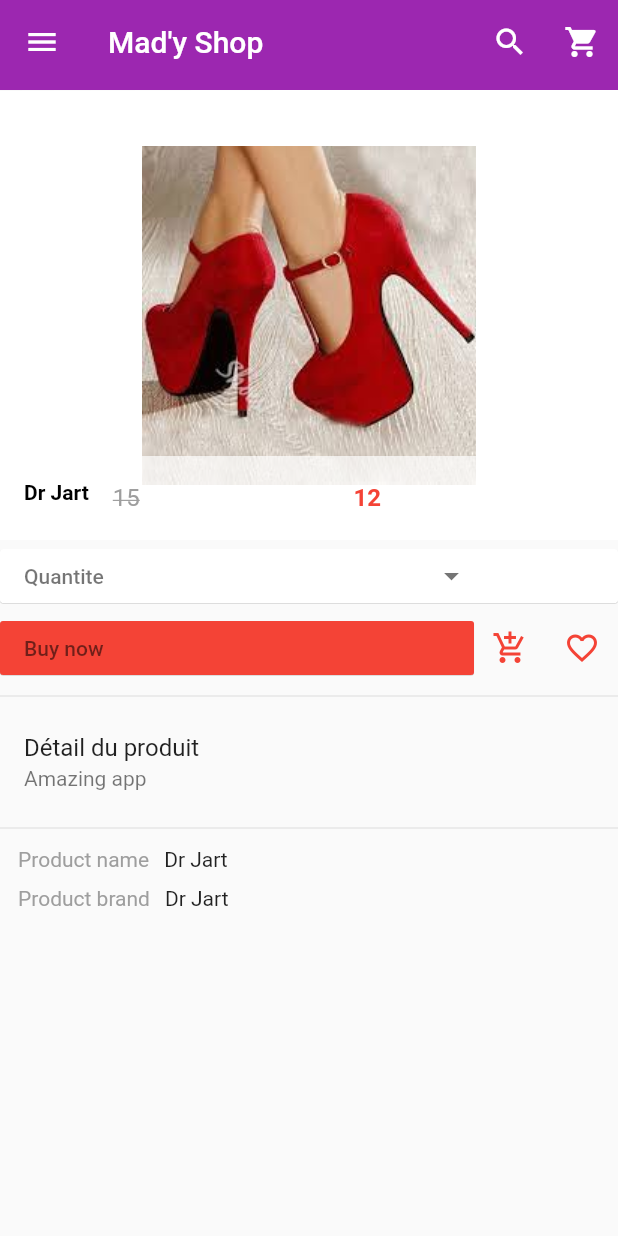
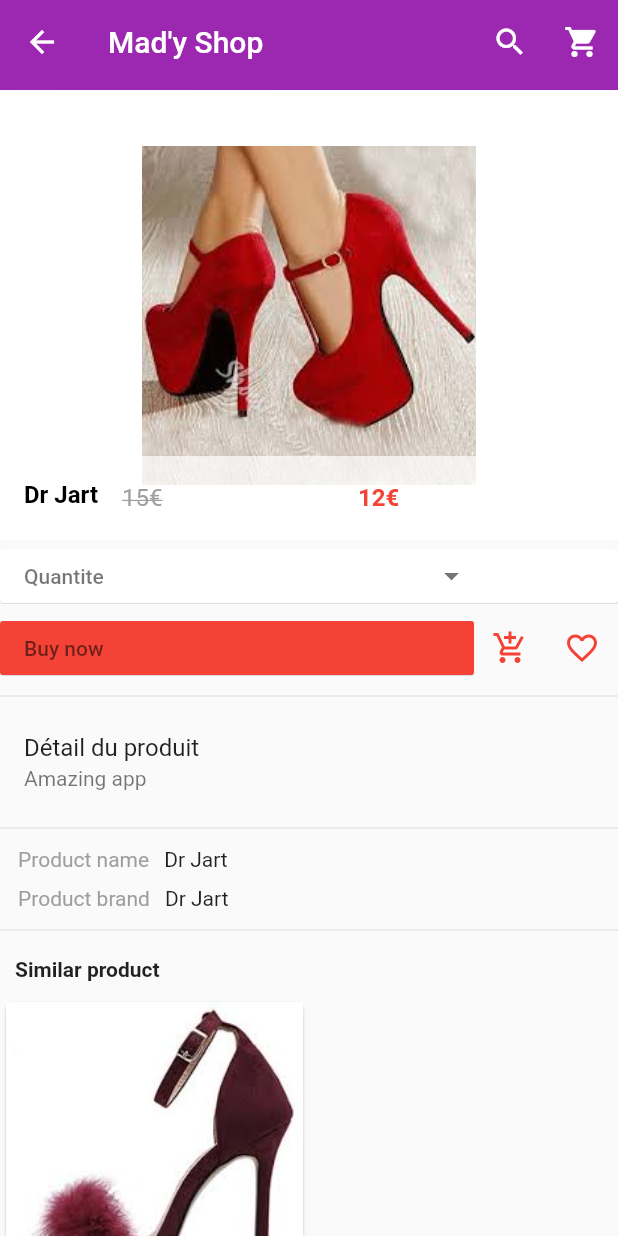
Before and after one commit to tchenio/ecommerce, a Flutter app: the screen it shows after launch, after a tap on "Dr Jart", on a phone screen of 412 x 824 dp. Run offline on Flutter 3.47's test engine with Material 2 defaults, Android fonts, the phone set to English and light mode, and no system bars; our stand-ins replace carousel_pro.

Commit message:
Similar product and appBar modify on product detail

```diff
--- a/lib/components/carousel_widget.dart
+++ b/lib/components/carousel_widget.dart
@@ -18,6 +18,9 @@ class CarouselWidget extends StatelessWidget {
           AssetImage('images/w3.jpeg'),
           AssetImage('images/w4.jpeg'),
         ],
+        dotSize: 4.0,
+        indicatorBgPadding: 2.0,
+        dotBgColor: Colors.transparent,
         autoplay: false,
         animationCurve: Curves.fastOutSlowIn,
         animationDuration: const Duration(milliseconds: 1000),
--- a/lib/components/category_listview.dart
+++ b/lib/components/category_listview.dart
@@ -6,10 +6,10 @@ class HorizontalList extends StatelessWidget {
 
   @override
   Widget build(BuildContext context) {
-    return Container(
+    return SizedBox(
       height: 100.0,
       child: ListView(scrollDirection: Axis.horizontal, children: <Widget>[
-        Category(
+         Category(
           imageLocation: "images/categorie/masque-60.png",
           imageCaption: "Skin mask",
         ),
--- a/lib/components/header.dart
+++ b/lib/components/header.dart
@@ -1,3 +1,4 @@
+import 'package:ecommerce/pages/home.dart';
 import 'package:flutter/material.dart';
 
 class HeaderBarWidget extends StatefulWidget implements PreferredSizeWidget {
@@ -18,7 +19,10 @@ class _HeaderBarWidgetState extends State<HeaderBarWidget> {
     return AppBar(
       elevation: 0.1,
       backgroundColor: Colors.purple,
-      title: const Text('Mad\'y Shop'),
+      title: InkWell(
+          onTap: ()=>Navigator.of(context).push(MaterialPageRoute(builder:(context)=> HomePage())),
+          child: const Text('Mad\'y Shop')
+      ),
       actions: <Widget>[
         IconButton(
             onPressed: () {},
--- /dev/null
+++ b/lib/components/similar_product.dart
@@ -0,0 +1,34 @@
+import 'package:flutter/material.dart';
+import 'package:ecommerce/model/product.dart';
+class Similar_product extends StatefulWidget {
+  const Similar_product({Key? key}) : super(key: key);
+
+  @override
+  _Similar_productState createState() => _Similar_productState();
+}
+
+class _Similar_productState extends State<Similar_product> {
+  var productList = [
+    {
+      "name": "Dr Jart",
+      "picture": "images/products/hills1.jpeg",
+      "old_price": 15,
+      "price": 12
+    }
+  ];
+  @override
+  Widget build(BuildContext context) {
+    return GridView.builder(
+        itemCount: productList.length,
+        gridDelegate:
+        const SliverGridDelegateWithFixedCrossAxisCount(crossAxisCount: 2),
+        itemBuilder: (BuildContext context, int index) {
+          return Product(
+            productName: productList[index]['name'],
+            productPicture: productList[index]['picture'],
+            productOldPrice: productList[index]['old_price'],
+            productPrice: productList[index]['price'],
+          );
+        });
+  }
+}
--- a/lib/model/product.dart
+++ b/lib/model/product.dart
@@ -1,4 +1,5 @@
 import 'package:ecommerce/pages/product_detail.dart';
+import 'package:flutter/cupertino.dart';
 import 'package:flutter/material.dart';
 
 class Product extends StatelessWidget {
@@ -30,7 +31,9 @@ class Product extends StatelessWidget {
                         pd_picture: productPicture,
                         pd_price: productPrice,
                         pd_old_price: productOldPrice,
-                      ))),
+                      )
+              )
+              ),
               child: GridTile(
                 child: Image.asset(
                   productPicture,
@@ -38,16 +41,21 @@ class Product extends StatelessWidget {
                 ),
                 footer: Container(
                   color: Colors.white70,
-                  child: ListTile(
-                    leading: Text(productName,
-                        style: const TextStyle(fontWeight: FontWeight.bold)),
-                    title: Text(
-                      "\$$productPrice",
-                      style: const TextStyle(
-                        color: Colors.red,
+                  child:Row(
+                    crossAxisAlignment: CrossAxisAlignment.center,
+                    children:[
+
+                      Expanded(
+                        child:Text(productName, style: const TextStyle(fontWeight: FontWeight.bold, fontSize: 16.0),
+                        ),
                       ),
-                    ),
-                  ),
+                      Text("${productOldPrice}\u20ac", style:  const TextStyle(decoration: TextDecoration.lineThrough, color: Colors.grey, fontSize: 16.0 ),
+                      ),
+                      Text("${productPrice}\u20ac", style:  const TextStyle(fontWeight: FontWeight.bold, color: Colors.red, fontSize: 16.0 ),
+                      ),
+
+                    ],
+                  )
                 ),
               ),
             ),
--- a/lib/pages/product_detail.dart
+++ b/lib/pages/product_detail.dart
@@ -1,9 +1,11 @@
 import 'package:ecommerce/components/drawer.dart';
 import 'package:ecommerce/components/header.dart';
+import 'package:ecommerce/components/similar_product.dart';
 import 'package:flutter/cupertino.dart';
 import 'package:flutter/material.dart';
 import 'package:flutter/painting.dart';
 import 'package:flutter/rendering.dart';
+import 'package:flutter/widgets.dart';
 
 class ProductDetails extends StatefulWidget {
   final pd_name;
@@ -28,9 +30,9 @@ class _ProductDetailsState extends State<ProductDetails> {
   Widget build(BuildContext context) {
     return Scaffold(
       appBar: HeaderBarWidget(),
-      drawer: DrawerWidget(),
+
       body: ListView(
-        children: <Widget>[
+        children:  <Widget>[
           Container(
             height: 300.0,
             child: GridTile(
@@ -46,25 +48,29 @@ class _ProductDetailsState extends State<ProductDetails> {
                     style: const TextStyle(
                       fontWeight: FontWeight.bold,
                       color: Colors.black,
+                      fontSize: 16.0,
                     ),
                   ),
                   title: Row(
                     children: [
                       Expanded(
                         child: Text(
-                          "${widget.pd_old_price}",
+                          "${widget.pd_old_price}\u20ac",
                           style: const TextStyle(
                             color: Colors.grey,
                             decoration: TextDecoration.lineThrough,
+                            fontSize: 16.0,
                           ),
                         ),
                       ),
                       Expanded(
                         child: Text(
-                          "${widget.pd_price}",
+                          "${widget.pd_price}\u20ac",
                           style: const TextStyle(
                             color: Colors.red,
                             fontWeight: FontWeight.bold,
+                            fontSize: 16.0,
+
                           ),
                         ),
                       ),
@@ -136,12 +142,12 @@ class _ProductDetailsState extends State<ProductDetails> {
               )
             ],
           ),
-          Divider(),
+          const Divider(),
           ListTile(
             title: const Text("Détail du produit"),
             subtitle: Text("Amazing app"),
           ),
-          Divider(),
+          const Divider(),
           Row(
             children: <Widget>[
               const Padding(
@@ -170,7 +176,23 @@ class _ProductDetailsState extends State<ProductDetails> {
               padding: const EdgeInsets.all(5.0),
               child: Text(widget.pd_name),
             ),
-          ])
+          ],
+          ),
+          const Divider(),
+          const Padding(
+              padding: EdgeInsets.all(10.0),
+            child: Text(
+              "Similar product",
+              style: TextStyle(
+                fontWeight: FontWeight.bold,
+
+              ),
+            ),
+          ),
+          const SizedBox(
+            height: 360,
+            child: Similar_product(),
+          )
         ],
       ),
     );
--- a/pubspec.yaml
+++ b/pubspec.yaml
@@ -71,6 +71,7 @@ flutter:
     - images/categorie/masque-60.png
     - images/categorie/pinceau-60.png
     - images/categorie/serum-60.png
+    - images/products/hills1.jpeg
     - images/products/hills2.jpeg
   # An image asset can refer to one or more resolution-specific "variants", see
   # https://flutter.dev/assets-and-images/#resolution-aware.
```
